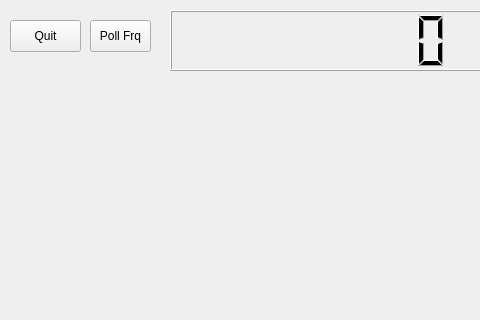
Qt form mainwindow.ui (challinan/MacRemoteRig) before a commit; both pictures show x 0 to 480 and y 0 to 320 of the 1260 by 600 pixel window.
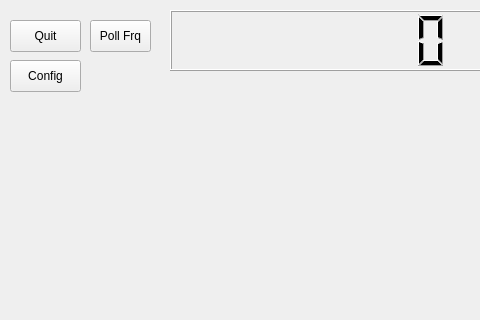
The same form after that commit.

Commit message: Added config dialog - working

Patch:
```diff
--- a/mainwindow.ui
+++ b/mainwindow.ui
@@ -181,6 +181,22 @@
      <string>Quit</string>
     </property>
    </widget>
+   <widget class="QPushButton" name="config_pbutton">
+    <property name="enabled">
+     <bool>true</bool>
+    </property>
+    <property name="geometry">
+     <rect>
+      <x>10</x>
+      <y>60</y>
+      <width>71</width>
+      <height>32</height>
+     </rect>
+    </property>
+    <property name="text">
+     <string>Config</string>
+    </property>
+   </widget>
   </widget>
   <widget class="QStatusBar" name="statusbar"/>
  </widget>
```
Left out of the diff: 16 changed lines with no effect on the pictures. The commit also changes 12 other files.
